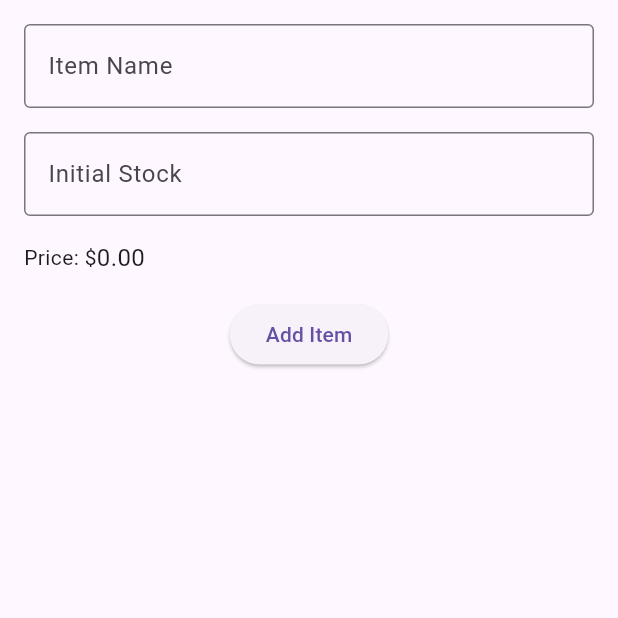
After one commit to SheenAmol141/bionexus_admin, a Flutter app: the InventoryPage screen opened directly, after a tap on the "add" icon, on a phone screen of 412 x 824 dp, the top half of it. The commit adds this screen. Run offline on Flutter 3.47's test engine with Material 3 defaults, Android fonts, the phone set to English and light mode, and no system bars; our stand-ins replace cloud_firestore, firebase_auth, firebase_core, google_fonts, shared_preferences, video_player; missing offline and left inert: firebase_ui_auth; accounts and stored records are empty; project files that could hold a hidden picture were left out.

Commit message:
Create inventory page + add inventory item initial

```diff
--- /dev/null
+++ b/lib/subpages/inventory_page.dart
@@ -0,0 +1,125 @@
+import 'package:bionexus_admin/templates.dart';
+import 'package:flutter/material.dart';
+
+class InventoryPage extends StatefulWidget {
+  const InventoryPage({super.key});
+
+  @override
+  State<InventoryPage> createState() => _InventoryPageState();
+}
+
+class _InventoryPageState extends State<InventoryPage> {
+  @override
+  Widget build(BuildContext context) {
+    return Scaffold(
+      floatingActionButton: FloatingActionButton(
+          child: Icon(Icons.add),
+          onPressed: () => Navigator.of(context).push(MaterialPageRoute(
+              builder: (context) => Material(child: AddInventoryItem())))),
+      body: Container(),
+    );
+  }
+}
+
+// class AddInventoryItem extends StatelessWidget {
+//   const AddInventoryItem({super.key});
+
+//   @override
+//   Widget build(BuildContext context) {
+//     return Center(
+//       child: CardTemplate(
+//           child: Column(
+//         crossAxisAlignment: CrossAxisAlignment.center,
+//         children: [],
+//       )),
+//     );
+//   }
+// }
+
+class AddInventoryItem extends StatefulWidget {
+  const AddInventoryItem({Key? key}) : super(key: key);
+
+  @override
+  State<AddInventoryItem> createState() => _AddInventoryItemState();
+}
+
+class _AddInventoryItemState extends State<AddInventoryItem> {
+  final _itemNameController = TextEditingController();
+  final _initialStockController = TextEditingController();
+  double _price = 0.0;
+
+  @override
+  void dispose() {
+    _itemNameController.dispose();
+    _initialStockController.dispose();
+    super.dispose();
+  }
+
+  @override
+  Widget build(BuildContext context) {
+    return Container(
+      padding: const EdgeInsets.all(16.0),
+      child: Column(
+        children: [
+          TextField(
+            controller: _itemNameController,
+            decoration: const InputDecoration(
+              labelText: "Item Name",
+              border: OutlineInputBorder(),
+            ),
+          ),
+          const SizedBox(height: 16.0),
+          TextField(
+            controller: _initialStockController,
+            keyboardType: TextInputType.number,
+            decoration: const InputDecoration(
+              labelText: "Initial Stock",
+              border: OutlineInputBorder(),
+            ),
+          ),
+          const SizedBox(height: 16.0),
+          Row(
+            children: [
+              Text("Price: \$"),
+              Expanded(
+                child: Stack(
+                  children: [
+                    // Show current price as text
+                    Text(
+                      _price.toStringAsFixed(2),
+                      style: const TextStyle(fontSize: 16.0),
+                    ),
+                    // Draggable widget to update price
+                    Positioned.fill(
+                      child: GestureDetector(
+                        onHorizontalDragUpdate: (details) {
+                          setState(() {
+                            _price = (_price + details.delta.dx / 10)
+                                .clamp(0.0, double.infinity);
+                          });
+                        },
+                      ),
+                    ),
+                  ],
+                ),
+              ),
+            ],
+          ),
+          const SizedBox(height: 16.0),
+          ElevatedButton(
+            onPressed: () {
+              // Handle form submission logic here
+              // Access item name, initial stock, and price from controllers
+              final itemName = _itemNameController.text;
+              final initialStock =
+                  int.tryParse(_initialStockController.text) ?? 0;
+
+              // Add logic to save the inventory item (e.g., to a database)
+            },
+            child: const Text("Add Item"),
+          ),
+        ],
+      ),
+    );
+  }
+}
```
Also changed, not shown: lib/subpages/main_screen.dart (+10 -10 lines).
